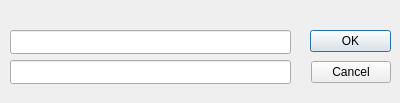
This is src/client/hyperlinkdiag.ui in xdmtk/elysium as Qt 5 draws it before an edit. The edited form follows.
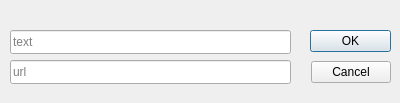
This is the edited form.

Commit message: fixed conflicts and added placeholder text

```diff
--- a/src/client/hyperlinkdiag.ui
+++ b/src/client/hyperlinkdiag.ui
@@ -38,6 +38,9 @@
      <height>24</height>
     </rect>
    </property>
+   <property name="placeholderText">
+    <string>text</string>
+   </property>
   </widget>
   <widget class="QLineEdit" name="linkedit">
    <property name="geometry">
@@ -48,6 +51,9 @@
      <height>24</height>
     </rect>
    </property>
+   <property name="placeholderText">
+    <string>url</string>
+   </property>
   </widget>
   <widget class="QDialogButtonBox" name="cancelButton">
    <property name="geometry">
```
The commit also changes 1 other file.
